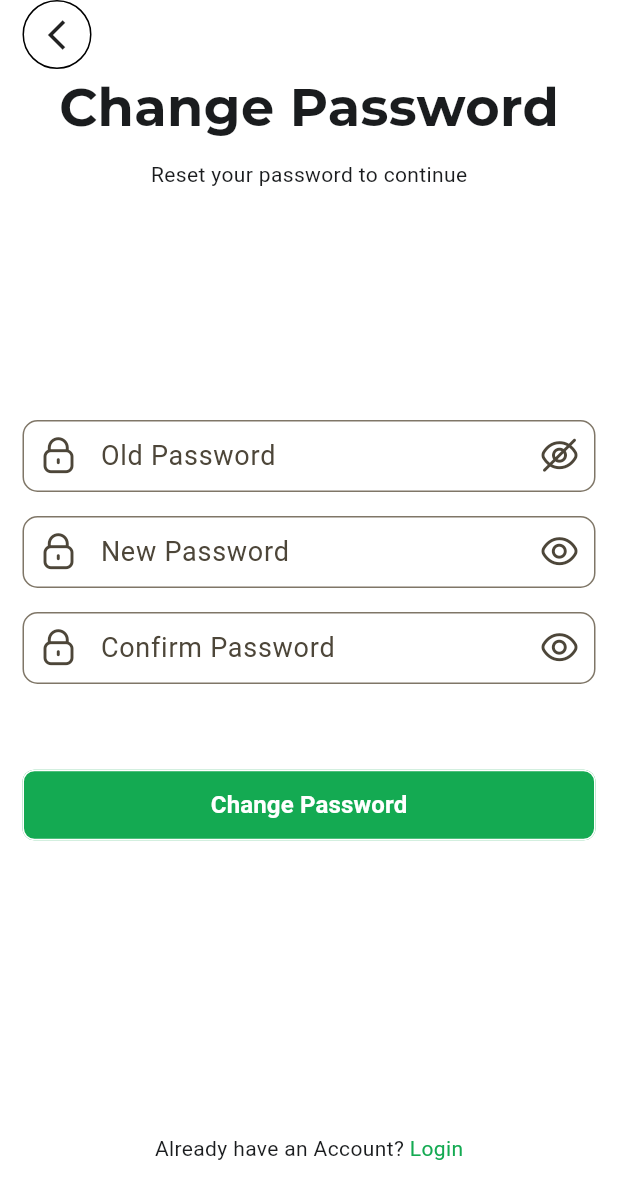
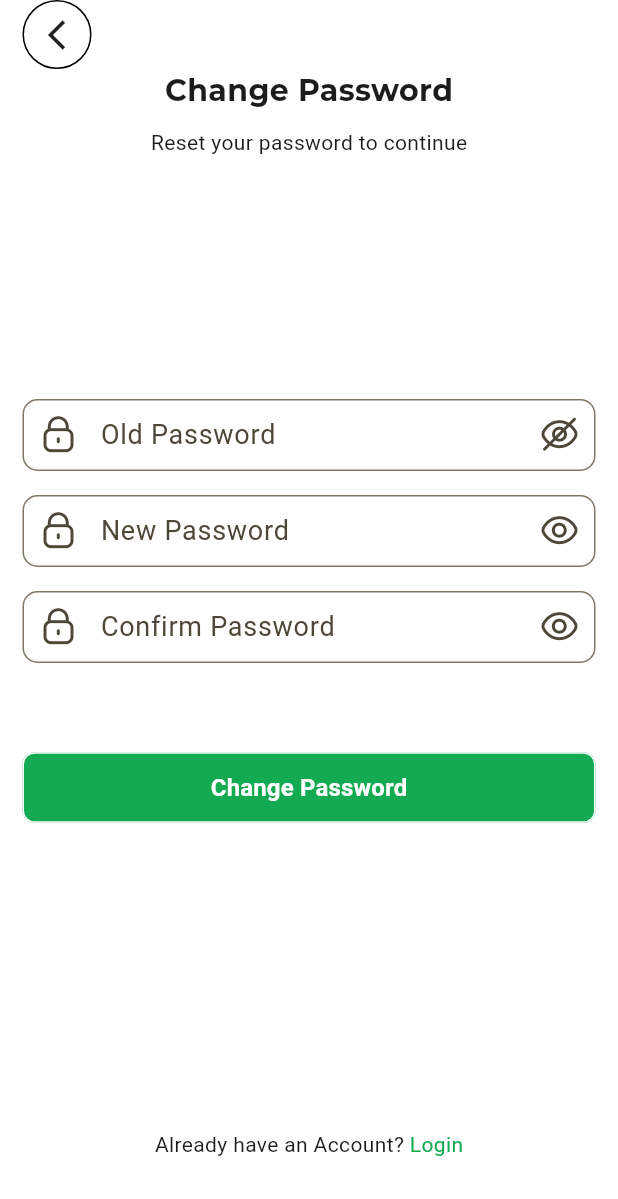
Before and after one commit to Awesomewsdm/service_masters, a Flutter app: the ChangePasswordScreen screen opened by its route, on a phone screen of 412 x 824 dp. Shown: the top 1199 px of the screen. Run offline on Flutter 3.47's test engine with Material 3 defaults, Android fonts, the phone set to English and light mode, and no system bars; our stand-ins replace auto_route, chat_bubbles, cloud_firestore, equatable, firebase_auth, firebase_core and 23 more; missing offline and left inert: agora_rtc_engine, flutter_google_maps_webservices; accounts and stored records are empty; generated files the repository leaves out were written again.

Commit message:
Update image dimensions and font size Delete unused files and refactor code

```diff
--- a/lib/common/barrels.dart
+++ b/lib/common/barrels.dart
@@ -100,7 +100,7 @@ export "package:service_masters/privacy_policy/components/privacy_section.dart";
 export "package:service_masters/profile/bloc/profile_bloc.dart";
 export "package:service_masters/profile/components/profile_menu_list_item.dart";
 export "package:service_masters/profile/view/profile_screen.dart";
-export "package:service_masters/reviews_and_ratings/components/reviews_and_rating_widget.dart";
+export "package:service_masters/in_app_review/components/reviews_and_rating_widget.dart";
 export "package:service_masters/search_providers/view/search_screen.dart";
 export "package:service_masters/service_provider_details/components/provider_unique_info_widget.dart";
 export "package:service_masters/service_provider_details/views/service_provider_details_screen.dart";
--- a/lib/common/components/form/form_header.dart
+++ b/lib/common/components/form/form_header.dart
@@ -4,7 +4,9 @@ import "package:google_fonts/google_fonts.dart";
 
 class FormHeader extends StatelessWidget {
   const FormHeader({
-    required this.title, required this.subtitle, super.key,
+    required this.title,
+    required this.subtitle,
+    super.key,
   });
 
   final String title;
@@ -15,9 +17,13 @@ class FormHeader extends StatelessWidget {
     return SafeArea(
       child: Column(
         children: [
-          Text(title,
-              style: GoogleFonts.montserrat(
-                  fontSize: 35, fontWeight: FontWeight.bold,),),
+          Text(
+            title,
+            style: GoogleFonts.montserrat(
+              fontSize: 20,
+              fontWeight: FontWeight.bold,
+            ),
+          ),
           const Gap(10),
           Text(subtitle),
         ],
--- /dev/null
+++ b/lib/data/models/service/service.model.dart
@@ -0,0 +1,15 @@
+import "package:freezed_annotation/freezed_annotation.dart";
+
+part "service.freezed.dart";
+part "service.g.dart";
+
+@freezed
+class Service with _$Service {
+  factory Service({
+    required String id,
+    required String name,
+    required String imageUrl,;
+  ,}) = _Service;
+
+  factory Service.fromJson(Map<String, dynamic> json) => _$ServiceFromJson(json);
+}
--- a/lib/sign_in/view/sign_in_screen.dart
+++ b/lib/sign_in/view/sign_in_screen.dart
@@ -42,8 +42,8 @@ class SignInScreen extends HookWidget {
                     SafeArea(
                       child: Image.asset(
                         tAuth1,
-                        height: 140,
-                        width: 150,
+                        height: 100,
+                        width: 100,
                         fit: BoxFit.fitHeight,
                       ),
                     ),
```
Also changed, not shown: lib/data/models/in_app_review/in_app_review.model.dart (added, +19 -0 lines), lib/data/models/service_provider/service_provider.model.dart (added, +21 -0 lines), lib/in_app_review/components/reviews_and_rating_widget.dart (renamed from lib/reviews_and_ratings/components/reviews_and_rating_widget.dart), lib/in_app_review/view/review_and_rate_provider_screen.dart (renamed from lib/reviews_and_ratings/view/review_and_rate_provider_screen.dart), lib/in_app_review/view/reviews_and_rating_screen.dart (renamed from lib/reviews_and_ratings/view/reviews_and_rating_screen.dart).
